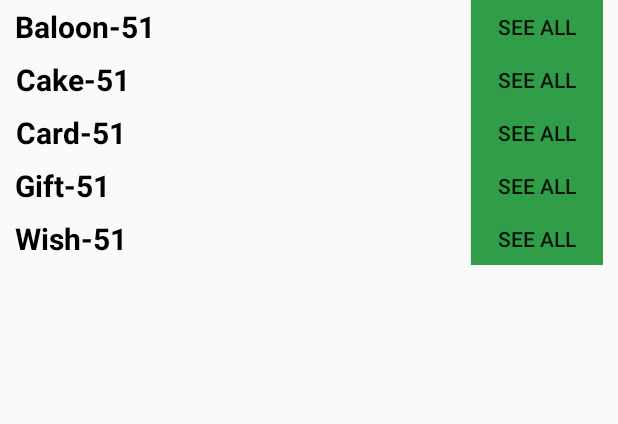
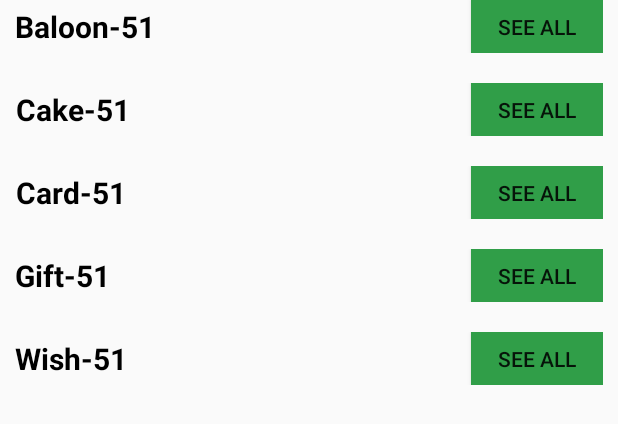
Before and after one commit to vikramsingh1985/stickerApp, an Android app: the layout fragment_gif.xml on its own in the app's theme, with its tools: preview values and no code run, on a phone screen of 412 x 824 dp. Shown: the top 424 px of the screen. Run offline under Robolectric (Android 15) with nearby library versions, the phone set to English and light mode, and no system bars.

Commit message:
more work is done

```diff
--- a/app/src/main/res/layout/fragment_gif.xml
+++ b/app/src/main/res/layout/fragment_gif.xml
@@ -48,6 +48,7 @@
                     android:id="@+id/baloonRecyclerView"
                     android:layout_width="wrap_content"
                     android:layout_height="match_parent"
+                    android:scrollbars="horizontal"
 
                     >
 
@@ -57,6 +58,7 @@
             <LinearLayout
                 android:layout_width="match_parent"
                 android:layout_height="wrap_content"
+                android:layout_marginTop="20dp"
                 android:orientation="vertical"
                 >
                 <RelativeLayout
@@ -100,6 +102,7 @@
                 android:layout_width="match_parent"
                 android:layout_height="wrap_content"
                 android:orientation="vertical"
+                android:layout_marginTop="20dp"
                 >
                 <RelativeLayout
                     android:layout_width="match_parent"
@@ -132,6 +135,7 @@
                     android:id="@+id/cardRecyclerView"
                     android:layout_width="wrap_content"
                     android:layout_height="match_parent"
+                    android:scrollbars="horizontal"
 
                     >
 
@@ -142,6 +146,7 @@
                 android:layout_width="match_parent"
                 android:layout_height="wrap_content"
                 android:orientation="vertical"
+                android:layout_marginTop="20dp"
                 >
                 <RelativeLayout
                     android:layout_width="match_parent"
@@ -174,6 +179,7 @@
                     android:id="@+id/giftRecyclerView"
                     android:layout_width="wrap_content"
                     android:layout_height="match_parent"
+                    android:scrollbars="horizontal"
 
                     >
 
@@ -184,6 +190,7 @@
                 android:layout_width="match_parent"
                 android:layout_height="wrap_content"
                 android:orientation="vertical"
+                android:layout_marginTop="20dp"
                 >
                 <RelativeLayout
                     android:layout_width="match_parent"
@@ -216,7 +223,7 @@
                     android:id="@+id/wishesRecyclerView"
                     android:layout_width="wrap_content"
                     android:layout_height="match_parent"
-
+                    android:scrollbars="horizontal"
                     >
 
                 </android.support.v7.widget.RecyclerView>
```
Also changed, not shown: app/src/main/res/layout/activity_grid_layout.xml (added, +33 -0 lines).
